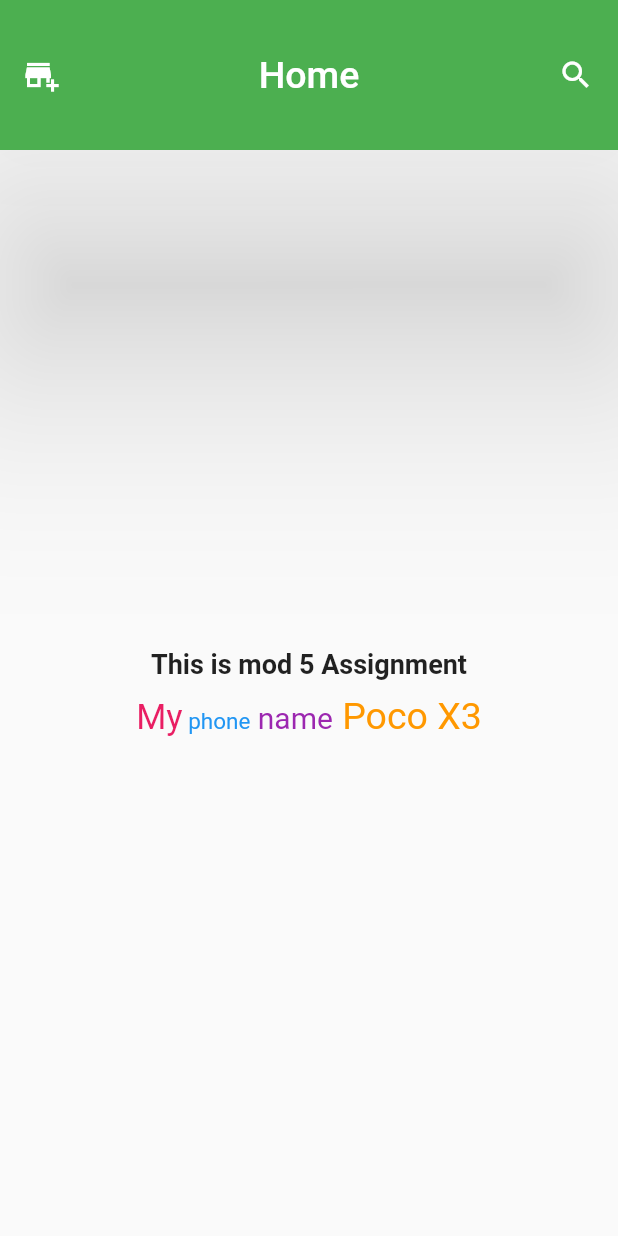
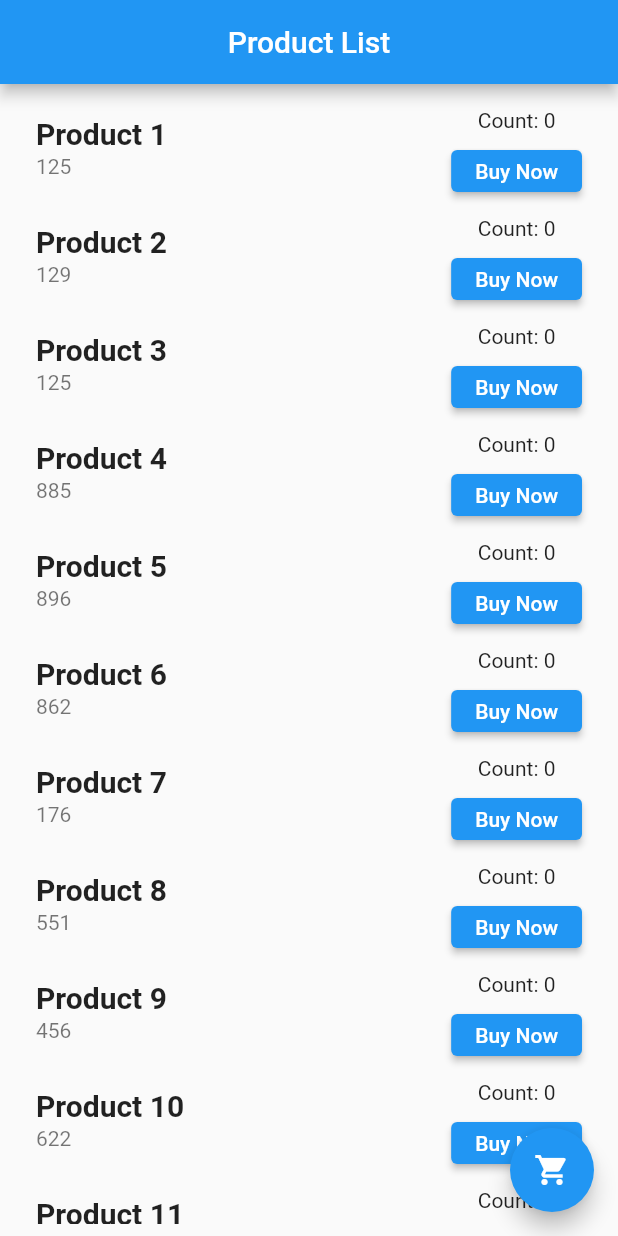
Before and after one commit to islamnabila/flutter_assignment, a Flutter app: the screen it shows after launch, on a phone screen of 412 x 824 dp. Run offline on Flutter 3.47's test engine with Material 2 defaults, Android fonts, the phone set to English and light mode, and no system bars.

Commit message:
module7 assignment added

```diff
--- a/lib/main.dart
+++ b/lib/main.dart
@@ -1,58 +1,160 @@
-//module 5 assignment
+import 'package:flutter/cupertino.dart';
 import 'package:flutter/material.dart';
 
-void main(){
-  runApp( MyApp());
+void main() {
+  runApp(MyApp());
 }
-class MyApp extends StatelessWidget{
+
+class MyApp extends StatelessWidget {
+  const MyApp({super.key});
+
   @override
   Widget build(BuildContext context) {
     return MaterialApp(
-      theme: ThemeData(
-        primarySwatch: Colors.green
-      ),
-      home: MyHomePage(),
+      debugShowCheckedModeBanner: false,
+      home: ProductList(),
     );
   }
 }
-class MyHomePage extends StatelessWidget{
+
+class ProductList extends StatefulWidget {
+  ProductList({super.key});
+
+  @override
+  State<ProductList> createState() => _ProductListState();
+}
+
+class _ProductListState extends State<ProductList> {
+  List Product = [
+    {"name": "Product 1", "Price": 125},
+    {"name": "Product 2", "Price": 129},
+    {"name": "Product 3", "Price": 125},
+    {"name": "Product 4", "Price": 885},
+    {"name": "Product 5", "Price": 896},
+    {"name": "Product 6", "Price": 862},
+    {"name": "Product 7", "Price": 176},
+    {"name": "Product 8", "Price": 551},
+    {"name": "Product 9", "Price": 456},
+    {"name": "Product 10", "Price": 622},
+    {"name": "Product 11", "Price": 455},
+    {"name": "Product 12", "Price": 456},
+    {"name": "Product 13", "Price": 182},
+    {"name": "Product 14", "Price": 128},
+    {"name": "Product 15", "Price": 286},
+    {"name": "Product 16", "Price": 500},
+  ];
+
+  List<int> counters = List.filled(16, 0);
+
   @override
   Widget build(BuildContext context) {
     return Scaffold(
       appBar: AppBar(
-        toolbarHeight: 100,
-        elevation: 70,
-        title: Row(
-          mainAxisAlignment: MainAxisAlignment.spaceBetween,
+        title: Text("Product List"),
+        centerTitle: true,
+      ),
+      body: Padding(
+        padding: const EdgeInsets.all(8.0),
+        child: Column(
+          mainAxisAlignment: MainAxisAlignment.start,
           children: [
-            Icon(Icons.add_business),
-            Text("Home", style: TextStyle(fontSize: 25, color: Colors.white),),
-            Icon(Icons.search)
+            Expanded(
+              child: ListView.builder(
+                  itemCount: Product.length,
+                  itemBuilder: (context, index) {
+                    return ListTile(
+                      title: Text(
+                        Product[index]["name"],
+                        style: TextStyle(
+                            fontSize: 20, fontWeight: FontWeight.bold),
+                      ),
+                      subtitle: Text(Product[index]["Price"].toString()),
+                      trailing: Column(
+                        children: [
+                          Expanded(child: Text("Count: ${counters[index]}")),
+                          Expanded(
+                            child: ElevatedButton(
+                              onPressed: () {
+                                if (counters[index] == 5) {
+                                  showDialog(
+                                      context: context,
+                                      builder: (context) => AlertDialog(
+                                            actions: [
+                                              TextButton(
+                                                  onPressed: () {
+                                                    Navigator.of(context).pop();
+                                                  },
+                                                  child: Text("Close"))
+                                            ],
+                                            title: Text("Congratulations!"),
+                                            content: Text(
+                                                " You've bought 5 ${Product[index]["name"]}"),
+                                          ));
+                                } else {
+                                  setState(() {
+                                    counters[index]++;
+                                  });
+                                }
+                              },
+                              child: Text("Buy Now"),
+                            ),
+                          ),
+                        ],
+                      ),
+                    );
+                  }),
+            ),
           ],
         ),
       ),
-      body: Center(
-        child: Column(
-          mainAxisAlignment: MainAxisAlignment.center,
-          children: [
-            Text("This is mod 5 Assignment", style: TextStyle(fontSize: 18, fontWeight: FontWeight.w700),),
-            Padding(
-              padding: const EdgeInsets.only(top: 10),
-              child: RichText(text: TextSpan(
-                style: TextStyle(color: Colors.orange, fontSize: 25),
-               children: [
-                 TextSpan(text: "My", style: TextStyle(color: Colors.pink, fontSize: 23)),
-                 TextSpan(text: " phone",style: TextStyle(color: Colors.blue, fontSize: 15)),
-                 TextSpan(text: " name", style: TextStyle(color: Colors.purple, fontSize: 20)),
-                 TextSpan(text: " Poco X3")
-
-               ]
-              ),
-              ),
-            )
-          ],
-        ),
+      floatingActionButton: FloatingActionButton(
+        onPressed: () {
+          Navigator.push(
+              context,
+              MaterialPageRoute(
+                builder: (context) => CartPage(
+                  counters: counters,
+                ),
+              ));
+        },
+        child: Icon(Icons.shopping_cart),
       ),
     );
   }
 }
+
+class CartPage extends StatefulWidget {
+  final List<int> counters;
+  const CartPage({super.key, required this.counters});
+
+  @override
+  State<CartPage> createState() => _CartPageState();
+}
+
+class _CartPageState extends State<CartPage> {
+  int totalProducts = 0;
+  @override
+  void initState() {
+    super.initState();
+    for (int count in widget.counters) {
+      if (count >= 1) {
+        totalProducts++;
+      }
+    }
+  }
+
+  @override
+  Widget build(BuildContext context) {
+    return Scaffold(
+      appBar: AppBar(
+        title: Text("Cart"),
+        centerTitle: true,
+      ),
+      body: Center(
+          child: Text(
+        "Total Products: $totalProducts",
+        style: TextStyle(fontSize: 20, fontWeight: FontWeight.bold),
+      )),
+    );
+  }
+}
```
